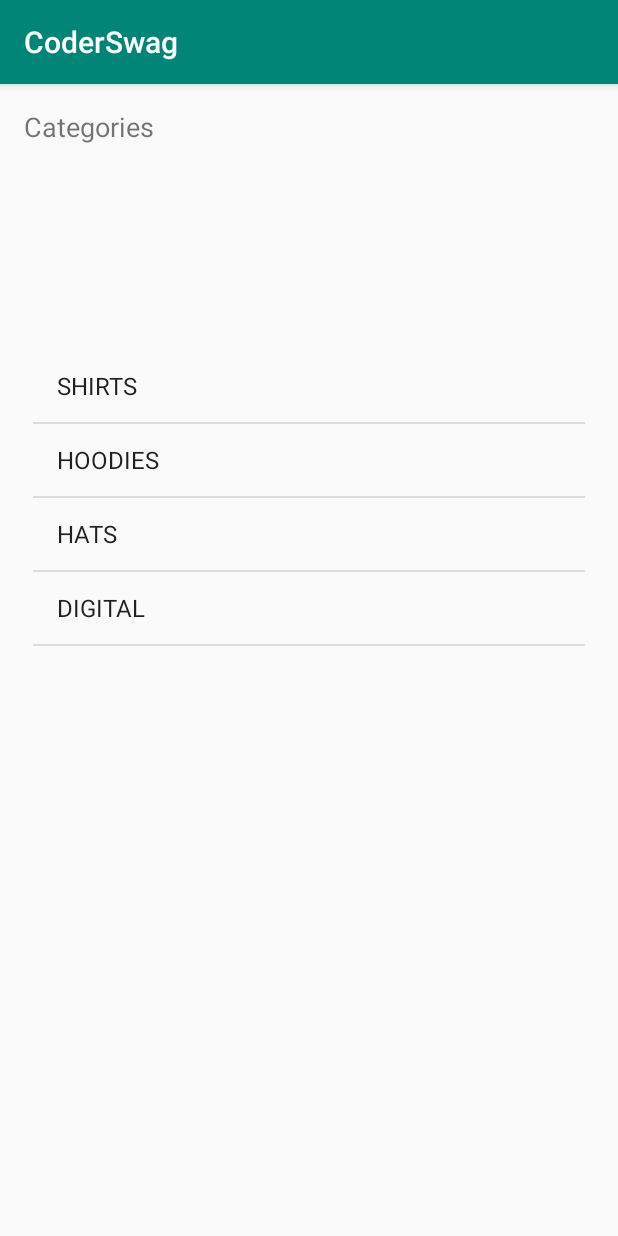
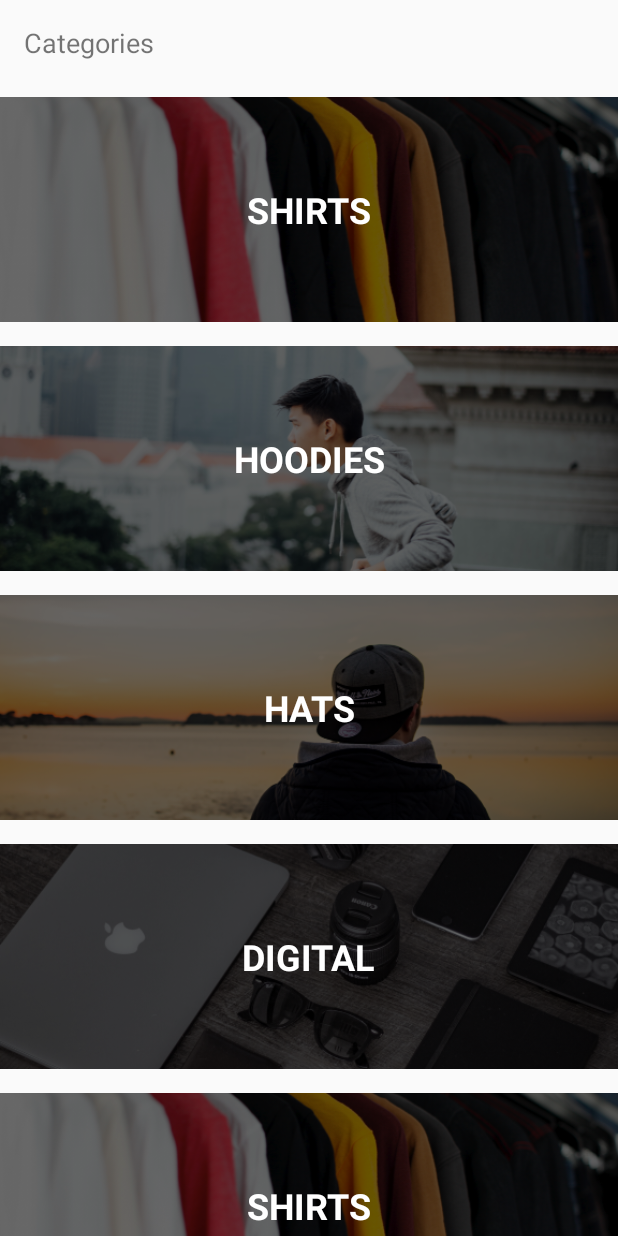
Before and after one commit to allaneroc/CoderSwag, an Android app: the screen it shows after launch (MainActivity), on a phone screen of 412 x 824 dp. Run offline under Robolectric (Android 15) with nearby library versions, the phone set to English and light mode, and no system bars.

Commit message:
Lesson 03 CustomAdapter.

```diff
--- /dev/null
+++ b/app/src/main/java/com/allaneroc/coderswag/Adapters/CategoryAdapter.kt
@@ -0,0 +1,49 @@
+package com.allaneroc.coderswag.Adapters
+
+import android.content.Context
+import android.view.LayoutInflater
+import android.view.View
+import android.view.ViewGroup
+import android.widget.BaseAdapter
+import android.widget.ImageView
+import android.widget.TextView
+import com.allaneroc.coderswag.Model.Category
+import com.allaneroc.coderswag.R
+
+class CategoryAdapter(context: Context, categories: List<Category>) : BaseAdapter() {
+
+    val context = context
+    val categories = categories
+
+    override fun getView(position: Int, convertView: View?, parent: ViewGroup?): View {
+        val categoryView: View
+
+        categoryView = LayoutInflater.from(context).inflate(R.layout.category_list_item, null)
+        val categoryImage : ImageView = categoryView.findViewById(R.id.categoryImage)
+        val categoryName : TextView = categoryView.findViewById(R.id.categoryName)
+        println("Heavy computing.")
+
+        val category = categories[position]
+
+        val resourceId = context.resources.getIdentifier(category.image, "drawable", context.packageName)
+        categoryImage.setImageResource(resourceId)
+        println(resourceId)
+
+        categoryName.text = category.title
+
+        return categoryView
+    }
+
+    override fun getItem(position: Int): Any {
+        return categories[position]
+    }
+
+//We are not using getItemId.
+    override fun getItemId(position: Int): Long {
+        return 0
+    }
+
+    override fun getCount(): Int {
+        return categories.count()   //Tells listview how many rows will be displayed.
+    }
+}
--- a/app/src/main/java/com/allaneroc/coderswag/Controller/MainActivity.kt
+++ b/app/src/main/java/com/allaneroc/coderswag/Controller/MainActivity.kt
@@ -3,6 +3,7 @@ package com.allaneroc.coderswag.Controller
 import android.support.v7.app.AppCompatActivity
 import android.os.Bundle
 import android.widget.ArrayAdapter
+import com.allaneroc.coderswag.Adapters.CategoryAdapter
 import com.allaneroc.coderswag.Model.Category
 import com.allaneroc.coderswag.R
 import com.allaneroc.coderswag.Services.DataService
@@ -11,7 +12,7 @@ import kotlinx.android.synthetic.main.activity_main.*
 class MainActivity : AppCompatActivity() {
 
 //Creating a default adapter called 'adapter':
-    lateinit var adapter : ArrayAdapter<Category>
+    lateinit var adapter : CategoryAdapter
 
 
     override fun onCreate(savedInstanceState: Bundle?) {
@@ -20,9 +21,8 @@ class MainActivity : AppCompatActivity() {
 
 //Initializing the adapter created above.
 //An ArrayAdapter needs: context, view, and data that needs adapting.
-        adapter = ArrayAdapter(this,
-                android.R.layout.simple_list_item_1,
-                DataService.categories)
+//Changed ArrayAdapter into CategoryAdapter in next lesson.
+        adapter = CategoryAdapter(this, DataService.categories)
 
 //Set adapter for categoryListView equal to the adapter that we just created.
         categoryListView.adapter = adapter
--- a/app/src/main/java/com/allaneroc/coderswag/Services/DataService.kt
+++ b/app/src/main/java/com/allaneroc/coderswag/Services/DataService.kt
@@ -9,6 +9,14 @@ object DataService {
 
 
     val categories = listOf(
+            Category("SHIRTS", "shirtimage"),
+            Category("HOODIES", "hoodieimage"),
+            Category("HATS", "hatimage"),
+            Category("DIGITAL", "digitalgoodsimage"),
+            Category("SHIRTS", "shirtimage"),
+            Category("HOODIES", "hoodieimage"),
+            Category("HATS", "hatimage"),
+            Category("DIGITAL", "digitalgoodsimage"),
             Category("SHIRTS", "shirtimage"),
             Category("HOODIES", "hoodieimage"),
             Category("HATS", "hatimage"),
--- a/app/src/main/res/layout/activity_main.xml
+++ b/app/src/main/res/layout/activity_main.xml
@@ -19,15 +19,14 @@
 
     <ListView
         android:id="@+id/categoryListView"
-        android:layout_width="368dp"
-        android:layout_height="454dp"
-        android:layout_marginStart="8dp"
-        android:layout_marginTop="8dp"
-        android:layout_marginEnd="8dp"
-        android:layout_marginBottom="8dp"
+        android:layout_width="0dp"
+        android:layout_height="0dp"
+        android:layout_marginTop="16dp"
+        android:layout_marginBottom="0dp"
         app:layout_constraintBottom_toBottomOf="parent"
         app:layout_constraintEnd_toEndOf="parent"
         app:layout_constraintStart_toStartOf="parent"
-        app:layout_constraintTop_toBottomOf="@+id/textView" />
+        app:layout_constraintTop_toBottomOf="@+id/textView"
+        android:divider="@null"/>
 
 </android.support.constraint.ConstraintLayout>
--- a/app/src/main/res/values/styles.xml
+++ b/app/src/main/res/values/styles.xml
@@ -1,7 +1,7 @@
 <resources>
 
     <!-- Base application theme. -->
-    <style name="AppTheme" parent="Theme.AppCompat.Light.DarkActionBar">
+    <style name="AppTheme" parent="Theme.AppCompat.Light.NoActionBar">
         <!-- Customize your theme here. -->
         <item name="colorPrimary">@color/colorPrimary</item>
         <item name="colorPrimaryDark">@color/colorPrimaryDark</item>
```
